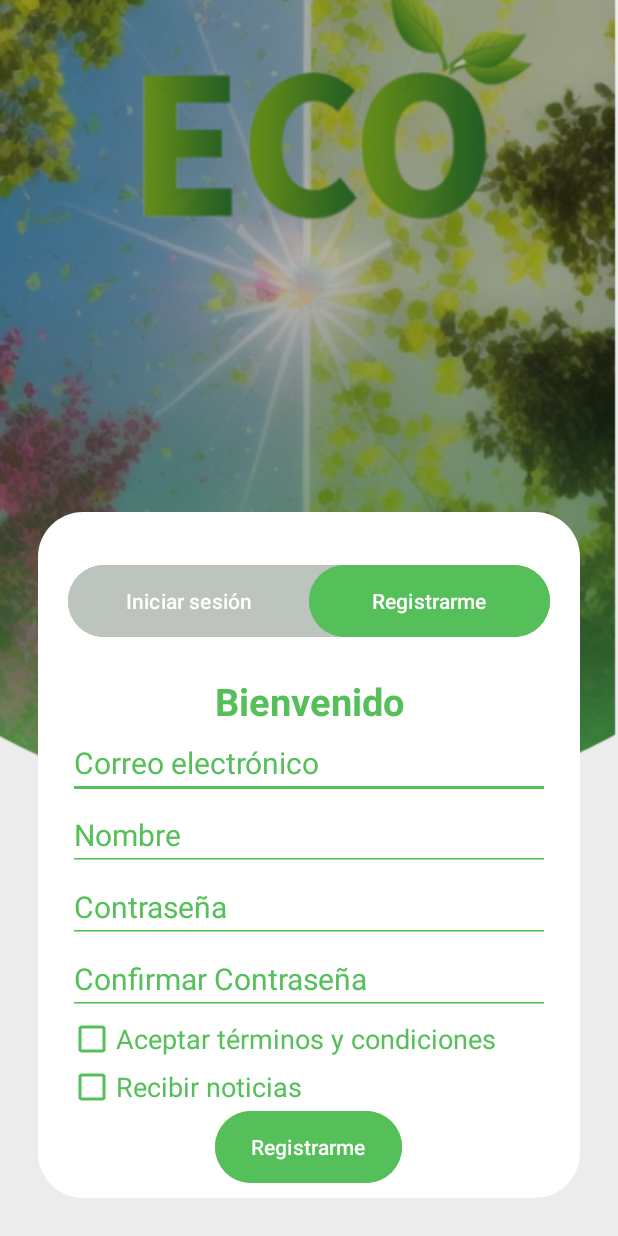
After one commit to luisca990/GreenGardenApp, an Android app: the RegisterActivity screen opened directly, with no data from a screen before it, on a phone screen of 412 x 824 dp. The commit adds this screen. Run offline under Robolectric (Android 15) with nearby library versions, the phone set to English and light mode, and no system bars.

Commit message:
Login y Registro

```diff
--- a/app/build.gradle
+++ b/app/build.gradle
@@ -36,4 +36,6 @@ dependencies {
     testImplementation 'junit:junit:4.13.2'
     androidTestImplementation 'androidx.test.ext:junit:1.1.5'
     androidTestImplementation 'androidx.test.espresso:espresso-core:3.5.1'
+    compileOnly 'org.projectlombok:lombok:1.18.30'
+    annotationProcessor 'org.projectlombok:lombok:1.18.30'
 }
--- a/app/src/main/AndroidManifest.xml
+++ b/app/src/main/AndroidManifest.xml
@@ -13,6 +13,12 @@
         android:theme="@style/Theme.GreenGardenApp"
         tools:targetApi="31">
         <activity
+            android:name=".LoginActivity"
+            android:exported="false"/>
+        <activity
+            android:name=".RegisterActivity"
+            android:exported="false"/>
+        <activity
             android:name=".MainActivity"
             android:exported="true">
             <intent-filter>
--- /dev/null
+++ b/app/src/main/java/com/example/greengardenapp/RegisterActivity.java
@@ -0,0 +1,28 @@
+package com.example.greengardenapp;
+
+import androidx.appcompat.app.AppCompatActivity;
+
+import android.content.Intent;
+import android.os.Bundle;
+import android.view.View;
+import android.widget.Button;
+
+public class RegisterActivity extends AppCompatActivity {
+
+    Button btn_login;
+    @Override
+    protected void onCreate(Bundle savedInstanceState) {
+        super.onCreate(savedInstanceState);
+        setContentView(R.layout.activity_register);
+
+        btn_login = findViewById(R.id.btnGoLogin);
+
+        btn_login.setOnClickListener(new View.OnClickListener() {
+            @Override
+            public void onClick(View view) {
+                Intent intent = new Intent(RegisterActivity.this, LoginActivity.class);
+                startActivity(intent);
+            }
+        });
+    }
+}
--- /dev/null
+++ b/app/src/main/res/drawable/round_layout.xml
@@ -0,0 +1,12 @@
+<?xml version="1.0" encoding="utf-8"?>
+<shape xmlns:android="http://schemas.android.com/apk/res/android">
+    <solid
+        android:color="@color/white"/>
+    <corners
+        android:radius="30dp" />
+    <padding
+        android:left="10dp"
+        android:top="10dp"
+        android:right="10dp"
+        android:bottom="10dp" />
+</shape>
--- /dev/null
+++ b/app/src/main/res/drawable/round_layout_buttons_login.xml
@@ -0,0 +1,7 @@
+<?xml version="1.0" encoding="utf-8"?>
+<shape xmlns:android="http://schemas.android.com/apk/res/android">
+    <solid
+        android:color="@color/gray"/>
+    <corners
+        android:radius="40dp" />
+</shape>
--- /dev/null
+++ b/app/src/main/res/drawable/rounded_corner_grey.xml
@@ -0,0 +1,5 @@
+<?xml version="1.0" encoding="utf-8"?>
+<shape xmlns:android="http://schemas.android.com/apk/res/android">
+    <corners android:radius="5dp" />
+    <solid android:color="#CCCCCC" />
+</shape>
--- /dev/null
+++ b/app/src/main/res/layout/activity_register.xml
@@ -0,0 +1,105 @@
+<?xml version="1.0" encoding="utf-8"?>
+<androidx.constraintlayout.widget.ConstraintLayout xmlns:android="http://schemas.android.com/apk/res/android"
+    xmlns:app="http://schemas.android.com/apk/res-auto"
+    xmlns:tools="http://schemas.android.com/tools"
+    android:layout_width="match_parent"
+    android:layout_height="match_parent"
+    android:background="@color/background_gray"
+    tools:context=".RegisterActivity">
+
+    <LinearLayout
+        android:layout_width="match_parent"
+        android:layout_height="wrap_content"
+        android:background="@drawable/background_login"
+        app:layout_constraintEnd_toEndOf="parent"
+        app:layout_constraintStart_toStartOf="parent"
+        app:layout_constraintTop_toTopOf="parent">
+
+    </LinearLayout>
+
+    <LinearLayout
+        style="@style/linearLayoutThemeRegister"
+        android:layout_width="match_parent"
+        android:layout_height="wrap_content"
+        android:gravity="center"
+        android:orientation="vertical"
+        app:layout_constraintBottom_toBottomOf="parent"
+        app:layout_constraintEnd_toEndOf="parent"
+        app:layout_constraintStart_toStartOf="parent">
+
+        <LinearLayout
+            android:layout_width="match_parent"
+            android:layout_height="wrap_content"
+            android:orientation="horizontal"
+            style="@style/linearLayoutButtonsRegister">
+
+            <Button
+                android:id="@+id/btnGoLogin"
+                style="@style/btn_login_register"
+                android:layout_width="0dp"
+                android:layout_height="wrap_content"
+                android:layout_weight="1"
+                android:text="@string/btn_login" />
+
+            <Button
+                style="@style/btn_register_register"
+                android:layout_width="0dp"
+                android:layout_height="wrap_content"
+                android:layout_weight="1"
+                android:text="@string/btn_register" />
+
+        </LinearLayout>
+
+
+        <TextView
+            style="@style/tv_welcome"
+            android:layout_width="match_parent"
+            android:layout_height="wrap_content"
+            android:text="@string/welcome_text" />
+
+        <EditText
+            style="@style/edt_email"
+            android:layout_width="match_parent"
+            android:layout_height="wrap_content"
+            android:hint="@string/email_text"/>
+
+        <EditText
+            style="@style/edt_email"
+            android:layout_width="match_parent"
+            android:layout_height="wrap_content"
+            android:hint="@string/name_text"/>
+
+        <EditText
+            style="@style/edt_password"
+            android:layout_width="match_parent"
+            android:layout_height="wrap_content"
+            android:hint="@string/password_text"/>
+
+        <EditText
+            style="@style/edt_password"
+            android:layout_width="match_parent"
+            android:layout_height="wrap_content"
+            android:hint="@string/confirm_password" />
+
+        <CheckBox
+            style="@style/chx1_register"
+            android:layout_width="match_parent"
+            android:layout_height="wrap_content"
+            android:text="@string/accept_terms" />
+
+        <CheckBox
+            style="@style/chx2_register"
+            android:layout_width="match_parent"
+            android:layout_height="wrap_content"
+            android:text="@string/accept_news" />
+
+        <Button
+            style="@style/btn_register_register"
+            android:layout_width="wrap_content"
+            android:layout_height="wrap_content"
+            android:text="@string/btn_register" />
+
+
+    </LinearLayout>
+
+</androidx.constraintlayout.widget.ConstraintLayout>
--- a/app/src/main/res/values/colors.xml
+++ b/app/src/main/res/values/colors.xml
@@ -2,4 +2,7 @@
 <resources>
     <color name="black">#FF000000</color>
     <color name="white">#FFFFFFFF</color>
+    <color name="green">#55C059</color>
+    <color name="gray">#BDC3BD</color>
+    <color name="background_gray">#ECECEC</color>
 </resources>
--- a/app/src/main/res/values/strings.xml
+++ b/app/src/main/res/values/strings.xml
@@ -1,3 +1,14 @@
 <resources>
     <string name="app_name">GreenGardenApp</string>
+    <string name="welcome_text">Bienvenido</string>
+    <string name="email_text">Correo electrónico</string>
+    <string name="name_text">Nombre</string>
+    <string name="password_text">Contraseña</string>
+    <string name="confirm_password">Confirmar Contraseña</string>
+    <string name="remember_password">Recordar contraseña</string>
+    <string name="accept_terms">Aceptar términos y condiciones</string>
+    <string name="accept_news">Recibir noticias</string>
+    <string name="btn_login">Iniciar sesión</string>
+    <string name="btn_register">Registrarme</string>
+    <string name="forgot_password">¿Olvidaste tú contraseña?</string>
 </resources>
--- /dev/null
+++ b/app/src/main/res/values/style.xml
@@ -0,0 +1,76 @@
+<?xml version="1.0" encoding="utf-8"?>
+<resources>
+
+    <style name="linearLayoutTheme">
+        <item name="cornerRadius">20dp</item>
+        <item name="android:paddingLeft">20dp</item>
+        <item name="android:paddingRight">20dp</item>
+        <item name="android:textAlignment">center</item>
+        <item name="android:layout_margin">25dp</item>
+        <item name="android:radius">20dp</item>
+        <item name="android:background">@drawable/round_layout</item>
+    </style>
+
+    <style name="linearLayoutButtonsLogin">
+        <item name="android:background">@drawable/round_layout_buttons_login</item>
+        <item name="android:layout_marginBottom">25dp</item>
+        <item name="android:layout_marginTop">25dp</item>
+    </style>
+
+    <style name="tv_welcome">
+        <item name="android:textSize">25sp</item>
+        <item name="android:textStyle">bold</item>
+        <item name="android:textAlignment">center</item>
+        <item name="android:textColor">@color/green</item>
+    </style>
+
+    <style name="edt_email">
+        <item name="android:textSize">20sp</item>
+        <item name="android:inputType">textEmailAddress</item>
+        <item name="android:backgroundTint">@color/green</item>
+        <item name="android:textColorHint">@color/green</item>
+        <item name="android:textColor">@color/green</item>
+    </style>
+
+    <style name="edt_password">
+        <item name="android:textSize">20sp</item>
+        <item name="android:inputType">textPassword</item>
+        <item name="android:backgroundTint">@color/green</item>
+        <item name="android:textColorHint">@color/green</item>
+        <item name="android:textColor">@color/green</item>
+    </style>
+
+    <!--Checkbox-->
+    <style name="MyCheckBox" parent="Theme.AppCompat.NoActionBar">
+
+    </style>
+
+    <style name="chx_password">
+        <item name="android:textSize">20sp</item>
+        <item name="android:buttonTint">@color/green</item>
+        <item name="android:theme">@style/MyCheckBox</item>
+        <item name="android:textColor">@color/green</item>
+    </style>
+
+    <style name="btn_login">
+        <item name="android:textColor">@color/white</item>
+        <item name="android:backgroundTint">@color/green</item>
+        <item name="android:insetTop">0dp</item>
+        <item name="android:insetBottom">0dp</item>
+    </style>
+
+    <style name="btn_register">
+        <item name="android:textColor">@color/white</item>
+        <item name="android:backgroundTint">@color/gray</item>
+        <item name="android:insetTop">0dp</item>
+        <item name="android:insetBottom">0dp</item>
+    </style>
+
+    <style name="tv_register">
+        <item name="android:textSize">17sp</item>
+        <item name="android:textColor">@color/green</item>
+        <item name="android:layout_marginTop">25dp</item>
+        <item name="android:layout_marginBottom">25dp</item>
+    </style>
+
+</resources>
--- /dev/null
+++ b/app/src/main/res/values/style_register.xml
@@ -0,0 +1,77 @@
+<?xml version="1.0" encoding="utf-8"?>
+<resources>
+
+    <style name="linearLayoutThemeRegister">
+        <item name="cornerRadius">20dp</item>
+        <item name="android:paddingLeft">20dp</item>
+        <item name="android:paddingRight">20dp</item>
+        <item name="android:textAlignment">center</item>
+        <item name="android:layout_margin">25dp</item>
+        <item name="android:radius">20dp</item>
+        <item name="android:background">@drawable/round_layout</item>
+    </style>
+
+    <style name="linearLayoutButtonsRegister">
+        <item name="android:background">@drawable/round_layout_buttons_login</item>
+        <item name="android:layout_marginBottom">25dp</item>
+        <item name="android:layout_marginTop">25dp</item>
+    </style>
+
+    <style name="tv_welcome_register">
+        <item name="android:textSize">25sp</item>
+        <item name="android:textStyle">bold</item>
+        <item name="android:textAlignment">center</item>
+        <item name="android:textColor">@color/green</item>
+    </style>
+
+    <style name="edt_email_register">
+        <item name="android:textSize">20sp</item>
+        <item name="android:inputType">textEmailAddress</item>
+        <item name="android:backgroundTint">@color/green</item>
+        <item name="android:textColorHint">@color/green</item>
+        <item name="android:textColor">@color/green</item>
+    </style>
+
+    <style name="edt_password_register">
+        <item name="android:textSize">20sp</item>
+        <item name="android:inputType">textPassword</item>
+        <item name="android:backgroundTint">@color/green</item>
+        <item name="android:textColorHint">@color/green</item>
+    </style>
+
+    <!--Checkbox-->
+    <style name="MyCheckBoxRegister" parent="Theme.AppCompat.NoActionBar">
+
+    </style>
+
+    <style name="chx1_register">
+        <item name="android:textSize">18sp</item>
+        <item name="android:buttonTint">@color/green</item>
+        <item name="android:theme">@style/MyCheckBoxRegister</item>
+        <item name="android:textColor">@color/green</item>
+    </style>
+
+    <style name="chx2_register">
+        <item name="android:textSize">18sp</item>
+        <item name="android:buttonTint">@color/green</item>
+        <item name="android:theme">@style/MyCheckBoxRegister</item>
+        <item name="android:textColor">@color/green</item>
+    </style>
+
+    <style name="btn_login_register">
+        <item name="android:textColor">@color/white</item>
+        <item name="android:backgroundTint">@color/gray</item>
+        <item name="android:insetTop">0dp</item>
+        <item name="android:insetBottom">0dp</item>
+    </style>
+
+    <style name="btn_register_register">
+        <item name="android:textColor">@color/white</item>
+        <item name="android:backgroundTint">@color/green</item>
+        <item name="android:insetTop">0dp</item>
+        <item name="android:insetBottom">0dp</item>
+
+    </style>
+
+
+</resources>
```
Also changed, not shown: app/src/main/java/com/example/greengardenapp/LoginActivity.java (added, +28 -0 lines), app/src/main/java/com/example/greengardenapp/MainActivity.java (+7 -0 lines), app/src/main/res/drawable/round_mask.xml (added, +11 -0 lines), app/src/main/res/drawable/switch_button_bg.xml (added, +18 -0 lines), app/src/main/res/layout/activity_login.xml (added, +94 -0 lines), app/src/main/res/layout/activity_main.xml (+0 -15 lines), app/src/main/res/drawable/background.png (added), app/src/main/res/drawable/background_login.png (added).
